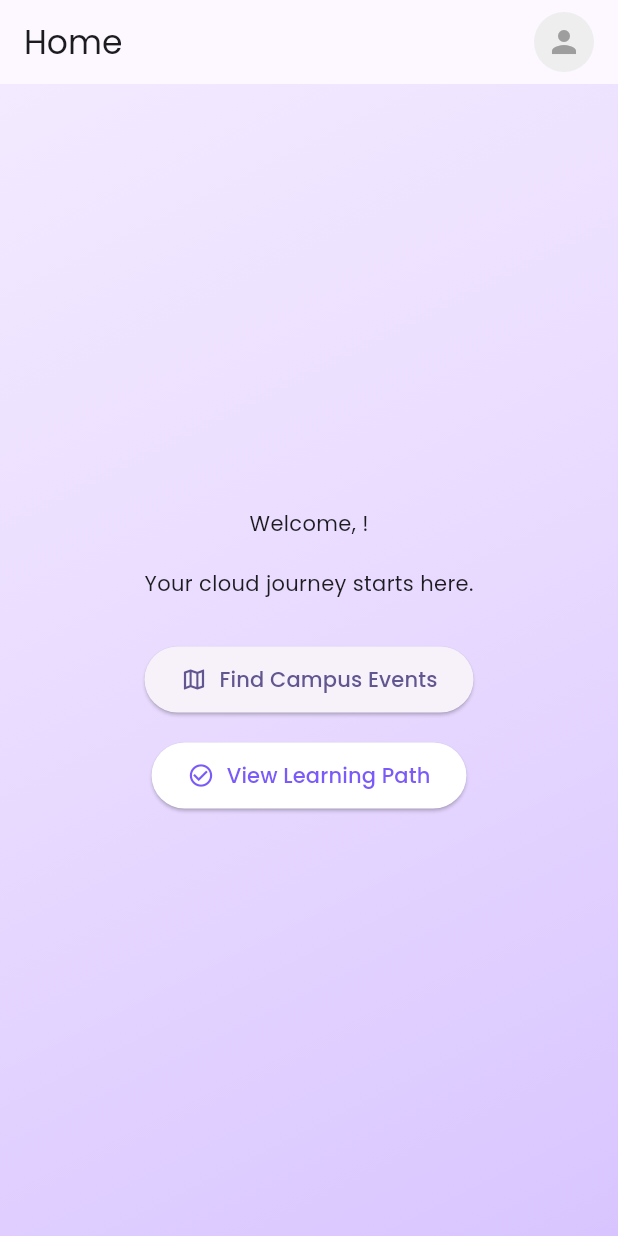
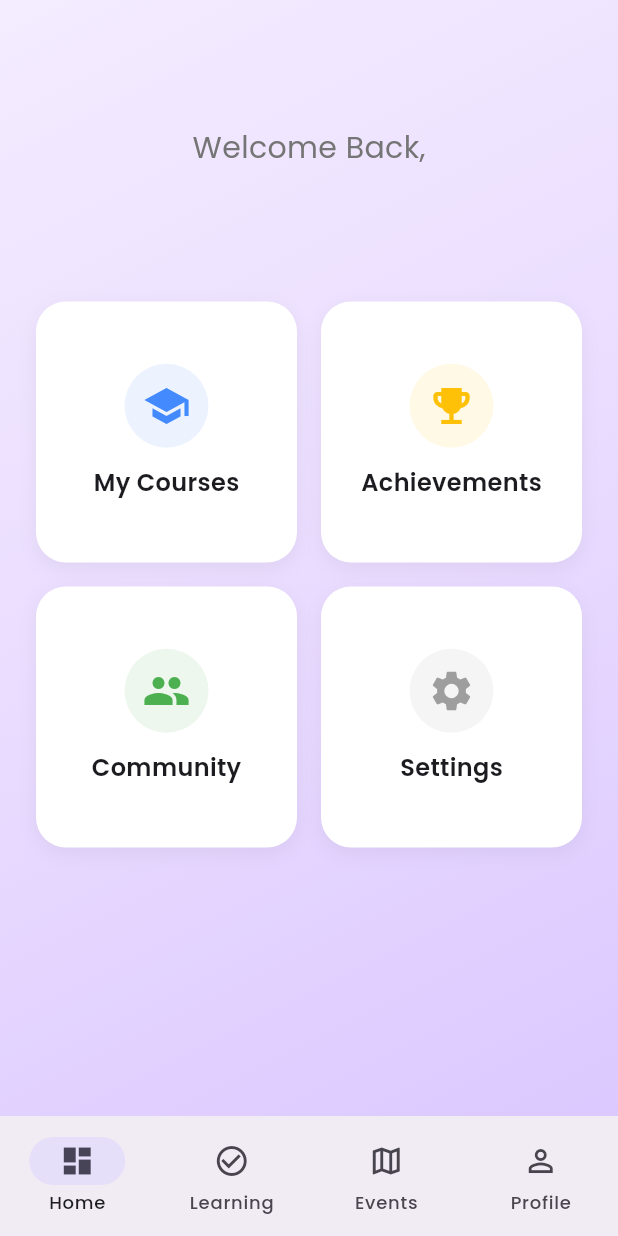
Before and after one commit to kalviumcommunity/S84_CloudLearn_Mobile_App_CloudCoders, a Flutter app: the screen it shows once a user with an empty profile is signed in, on a phone screen of 412 x 824 dp. Run offline on Flutter 3.47's test engine with Material 3 defaults, Android fonts, the phone set to English and light mode, and no system bars; our stand-ins replace cloud_firestore, firebase_auth, firebase_core, firebase_storage, geolocator, google_fonts and 2 more; accounts and stored records are empty.

Commit message:
Navigation Redesign: Implemented BottomNavigationBar and Dashboard

```diff
--- /dev/null
+++ b/flut/lib/screens/dashboard_screen.dart
@@ -0,0 +1,124 @@
+import 'package:flutter/material.dart';
+import '../services/auth_service.dart';
+
+class DashboardScreen extends StatelessWidget {
+  const DashboardScreen({super.key});
+
+  @override
+  Widget build(BuildContext context) {
+    final user = AuthService().currentUser;
+
+    return Center(
+      child: Padding(
+        padding: const EdgeInsets.all(24.0),
+        child: Column(
+          children: [
+            const SizedBox(height: 60),
+            // Welcome Header
+            Text(
+              'Welcome Back,',
+              style: TextStyle(
+                fontSize: 20,
+                color: Colors.grey[600],
+              ),
+            ),
+            const SizedBox(height: 8),
+            Text(
+              user?.displayName ?? "Learner",
+              style: const TextStyle(
+                fontSize: 28,
+                fontWeight: FontWeight.bold,
+                color: Color(0xFF2F1F64),
+              ),
+            ),
+            const SizedBox(height: 40),
+
+            // Quick Actions Grid
+            Expanded(
+              child: GridView.count(
+                crossAxisCount: 2,
+                crossAxisSpacing: 16,
+                mainAxisSpacing: 16,
+                children: [
+                  _buildDashboardCard(
+                    context,
+                    icon: Icons.school,
+                    label: 'My Courses',
+                    color: Colors.blueAccent,
+                    onTap: () {},
+                  ),
+                  _buildDashboardCard(
+                    context,
+                    icon: Icons.emoji_events,
+                    label: 'Achievements',
+                    color: Colors.amber,
+                    onTap: () {},
+                  ),
+                  _buildDashboardCard(
+                    context,
+                    icon: Icons.people,
+                    label: 'Community',
+                    color: Colors.green,
+                    onTap: () {},
+                  ),
+                  _buildDashboardCard(
+                    context,
+                    icon: Icons.settings,
+                    label: 'Settings',
+                    color: Colors.grey,
+                    onTap: () {},
+                  ),
+                ],
+              ),
+            ),
+          ],
+        ),
+      ),
+    );
+  }
+
+  Widget _buildDashboardCard(BuildContext context, {
+    required IconData icon,
+    required String label,
+    required Color color,
+    required VoidCallback onTap,
+  }) {
+    return InkWell(
+      onTap: onTap,
+      child: Container(
+        decoration: BoxDecoration(
+          color: Colors.white,
+          borderRadius: BorderRadius.circular(20),
+          boxShadow: [
+            BoxShadow(
+              color: Colors.black.withOpacity(0.05),
+              blurRadius: 10,
+              offset: const Offset(0, 4),
+            ),
+          ],
+        ),
+        child: Column(
+          mainAxisAlignment: MainAxisAlignment.center,
+          children: [
+            Container(
+              padding: const EdgeInsets.all(12),
+              decoration: BoxDecoration(
+                color: color.withOpacity(0.1),
+                shape: BoxShape.circle,
+              ),
+              child: Icon(icon, size: 32, color: color),
+            ),
+            const SizedBox(height: 12),
+            Text(
+              label,
+              style: const TextStyle(
+                fontWeight: FontWeight.w600,
+                fontSize: 16,
+              ),
+            ),
+          ],
+        ),
+      ),
+    );
+  }
+}
--- a/flut/lib/screens/home_screen.dart
+++ b/flut/lib/screens/home_screen.dart
@@ -1,76 +1,67 @@
 import 'package:flutter/material.dart';
 import '../services/auth_service.dart';
+import 'dashboard_screen.dart';
+import 'map_screen.dart';
 import 'profile_screen.dart';
-import 'map_screen.dart';
 import 'tasks_screen.dart';
 
-class HomeScreen extends StatelessWidget {
+class HomeScreen extends StatefulWidget {
   const HomeScreen({super.key});
 
   @override
+  State<HomeScreen> createState() => _HomeScreenState();
+}
+
+class _HomeScreenState extends State<HomeScreen> {
+  int _currentIndex = 0;
+
+  final List<Widget> _screens = const [
+    DashboardScreen(),
+    TasksScreen(),
+    MapScreen(),
+    ProfileScreen(),
+  ];
+
+  @override
   Widget build(BuildContext context) {
-    final user = AuthService().currentUser;
+    // Only ProfileScreen manages its own top-level UI with logout.
+    // Dashboard is just a body widget.
+    // MapScreen and TasksScreen currently have Scaffolds.
+    // Ideally, for tabs, we should remove the Scaffold from children or use a CupertinoTabScaffold.
+    // But Flutter handles nested Scaffolds relatively well for simple apps.
 
     return Scaffold(
-      appBar: AppBar(
-        title: const Text('Home'),
-        actions: [
-          IconButton(
-            icon: CircleAvatar(
-              backgroundColor: Colors.grey[200],
-              backgroundImage: user?.photoURL != null
-                  ? NetworkImage(user!.photoURL!)
-                  : null,
-              child: user?.photoURL == null
-                  ? const Icon(Icons.person, color: Colors.grey)
-                  : null,
-            ),
-            onPressed: () {
-              Navigator.of(context).push(
-                MaterialPageRoute(builder: (_) => const ProfileScreen()),
-              );
-            },
+      body: IndexedStack(
+        index: _currentIndex,
+        children: _screens,
+      ),
+      bottomNavigationBar: NavigationBar(
+        selectedIndex: _currentIndex,
+        onDestinationSelected: (index) {
+          setState(() => _currentIndex = index);
+        },
+        destinations: const [
+          NavigationDestination(
+            icon: Icon(Icons.dashboard_outlined),
+            selectedIcon: Icon(Icons.dashboard),
+            label: 'Home',
           ),
-          const SizedBox(width: 8),
+          NavigationDestination(
+            icon: Icon(Icons.check_circle_outline),
+            selectedIcon: Icon(Icons.check_circle),
+            label: 'Learning',
+          ),
+          NavigationDestination(
+            icon: Icon(Icons.map_outlined),
+            selectedIcon: Icon(Icons.map),
+            label: 'Events',
+          ),
+          NavigationDestination(
+            icon: Icon(Icons.person_outline),
+            selectedIcon: Icon(Icons.person),
+            label: 'Profile',
+          ),
         ],
-      ),
-      body: Center(
-        child: Column(
-          mainAxisAlignment: MainAxisAlignment.center,
-          children: [
-            Text('Welcome, ${user?.displayName ?? "Learner"}!'),
-            const SizedBox(height: 20),
-            const Text('Your cloud journey starts here.'),
-            const SizedBox(height: 30),
-            ElevatedButton.icon(
-              onPressed: () {
-                Navigator.of(context).push(
-                  MaterialPageRoute(builder: (_) => const MapScreen()),
-                );
-              },
-              icon: const Icon(Icons.map_outlined),
-              label: const Text('Find Campus Events'),
-              style: ElevatedButton.styleFrom(
-                padding: const EdgeInsets.symmetric(horizontal: 24, vertical: 12),
-              ),
-            ),
-            const SizedBox(height: 16),
-            ElevatedButton.icon(
-              onPressed: () {
-                Navigator.of(context).push(
-                  MaterialPageRoute(builder: (_) => const TasksScreen()),
-                );
-              },
-              icon: const Icon(Icons.check_circle_outline),
-              label: const Text('View Learning Path'),
-              style: ElevatedButton.styleFrom(
-                padding: const EdgeInsets.symmetric(horizontal: 24, vertical: 12),
-                backgroundColor: Colors.white,
-                foregroundColor: const Color(0xFF7A5AF8),
-              ),
-            ),
-          ],
-        ),
       ),
     );
   }
```
